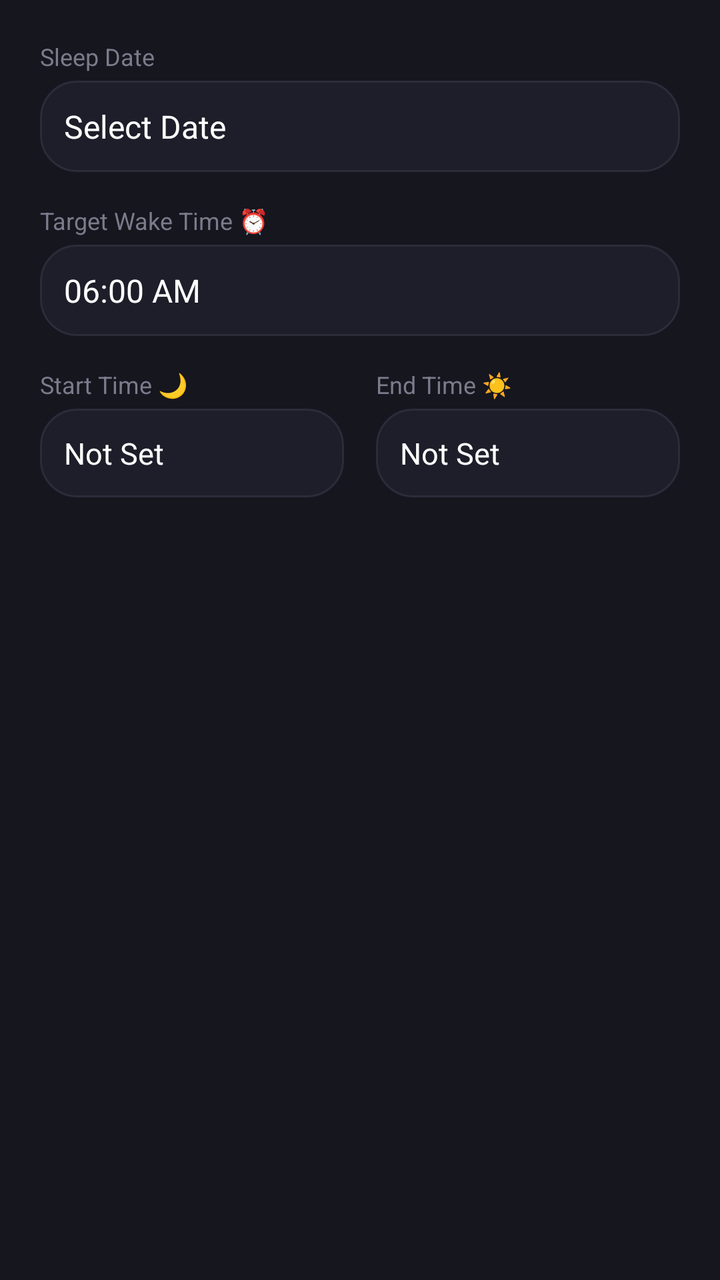
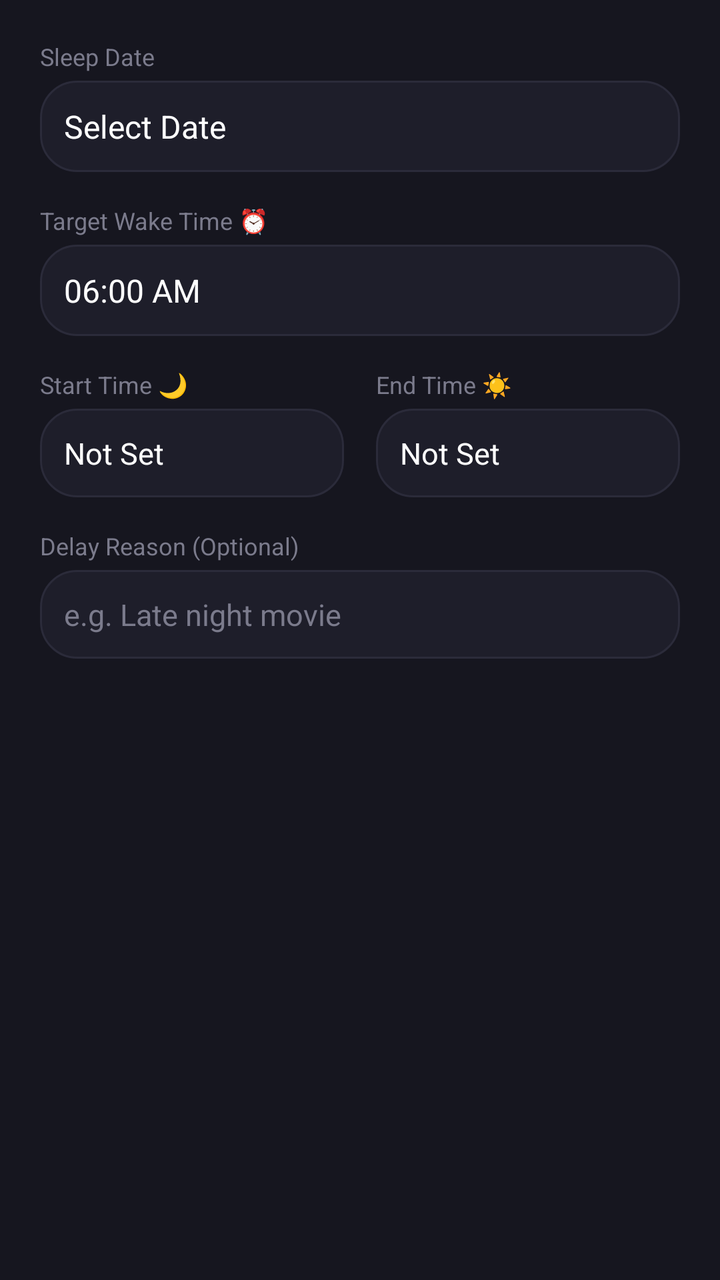

Screens rendered from an Android XML layout before and after an edit, with the pre-edit source and the edit as a unified diff.
<!-- AndroidManifest.xml: application theme Theme.PP -->
<!-- res/layout/dialog_sleep_entry.xml -->
<?xml version="1.0" encoding="utf-8"?>
<LinearLayout xmlns:android="http://schemas.android.com/apk/res/android"
    android:layout_width="match_parent"
    android:layout_height="wrap_content"
    android:orientation="vertical"
    android:padding="20dp"
    android:background="@color/card_background">

    <TextView
        android:layout_width="wrap_content"
        android:layout_height="wrap_content"
        android:text="Sleep Date"
        android:textColor="@color/text_muted"
        android:textSize="12sp" />

    <TextView
        android:id="@+id/tvSleepDate"
        android:layout_width="match_parent"
        android:layout_height="wrap_content"
        android:layout_marginTop="4dp"
        android:background="@drawable/bg_neon_dropdown"
        android:padding="12dp"
        android:text="Select Date"
        android:textColor="@color/text_primary"
        android:textSize="16sp" />

    <TextView
        android:layout_width="wrap_content"
        android:layout_height="wrap_content"
        android:layout_marginTop="16dp"
        android:text="Target Wake Time ⏰"
        android:textColor="@color/text_muted"
        android:textSize="12sp" />

    <TextView
        android:id="@+id/tvTargetWakeTime"
        android:layout_width="match_parent"
        android:layout_height="wrap_content"
        android:layout_marginTop="4dp"
        android:background="@drawable/bg_neon_dropdown"
        android:padding="12dp"
        android:text="06:00 AM"
        android:textColor="@color/text_primary"
        android:textSize="16sp" />

    <LinearLayout
        android:layout_width="match_parent"
        android:layout_height="wrap_content"
        android:layout_marginTop="16dp"
        android:orientation="horizontal"
        android:baselineAligned="false">

        <LinearLayout
            android:layout_width="0dp"
            android:layout_height="wrap_content"
            android:layout_weight="1"
            android:layout_marginEnd="8dp"
            android:orientation="vertical">

            <TextView
                android:layout_width="wrap_content"
                android:layout_height="wrap_content"
                android:text="Start Time 🌙"
                android:textColor="@color/text_muted"
                android:textSize="12sp" />

            <TextView
                android:id="@+id/tvStartTime"
                android:layout_width="match_parent"
                android:layout_height="wrap_content"
                android:layout_marginTop="4dp"
                android:background="@drawable/bg_neon_dropdown"
                android:padding="12dp"
                android:text="Not Set"
                android:textColor="@color/text_primary"
                android:textSize="15sp" />
        </LinearLayout>

        <LinearLayout
            android:layout_width="0dp"
            android:layout_height="wrap_content"
            android:layout_weight="1"
            android:layout_marginStart="8dp"
            android:orientation="vertical">

            <TextView
                android:layout_width="wrap_content"
                android:layout_height="wrap_content"
                android:text="End Time ☀️"
                android:textColor="@color/text_muted"
                android:textSize="12sp" />

            <TextView
                android:id="@+id/tvEndTime"
                android:layout_width="match_parent"
                android:layout_height="wrap_content"
                android:layout_marginTop="4dp"
                android:background="@drawable/bg_neon_dropdown"
                android:padding="12dp"
                android:text="Not Set"
                android:textColor="@color/text_primary"
                android:textSize="15sp" />
        </LinearLayout>
    </LinearLayout>

</LinearLayout>
<!-- resources referenced by this layout -->
<resources>
  <color name="card_background">#16161F</color>
  <color name="text_muted">#7B7B8C</color>
  <color name="text_primary">#FFFFFF</color>
  <!-- drawable bg_neon_dropdown (drawable) -->
  <?xml version="1.0" encoding="utf-8"?>
  <shape xmlns:android="http://schemas.android.com/apk/res/android"
      android:shape="rectangle">
      <solid android:color="@color/elevated_surface" />
      <corners android:radius="18dp" />
      <stroke
          android:width="1dp"
          android:color="@color/border_color" />
      <padding
          android:left="4dp"
          android:right="4dp"
          android:top="4dp"
          android:bottom="4dp" />
  </shape>
  <style name="Theme.PP" parent="Theme.MaterialComponents.DayNight.NoActionBar">
          
          <item name="colorPrimary">@color/accent_purple</item>
          <item name="colorPrimaryVariant">@color/selected_date_bg</item>
          <item name="colorOnPrimary">@color/white</item>
          
          <item name="colorSecondary">@color/accent_pink</item>
          <item name="colorSecondaryVariant">@color/accent_pink</item>
          <item name="colorOnSecondary">@color/black</item>
          
          <item name="android:statusBarColor">@color/background</item>
          
      </style>
  <color name="elevated_surface">#1E1E2A</color>
  <color name="border_color">#2B2B3A</color>
  <color name="accent_purple">#A855F7</color>
  <color name="selected_date_bg">#9333EA</color>
  <color name="white">#FFFFFFFF</color>
  <color name="accent_pink">#EC4899</color>
  <color name="black">#FF000000</color>
  <color name="background">#0D0D12</color>
</resources>

<!-- the commit's change to res/layout/dialog_sleep_entry.xml (unified diff, before → after) -->
@@ -103,4 +103,25 @@
         </LinearLayout>
     </LinearLayout>
 
+    <TextView
+        android:layout_width="wrap_content"
+        android:layout_height="wrap_content"
+        android:layout_marginTop="16dp"
+        android:text="Delay Reason (Optional)"
+        android:textColor="@color/text_muted"
+        android:textSize="12sp" />
+
+    <EditText
+        android:id="@+id/etDelayReason"
+        android:layout_width="match_parent"
+        android:layout_height="wrap_content"
+        android:layout_marginTop="4dp"
+        android:background="@drawable/bg_neon_dropdown"
+        android:padding="12dp"
+        android:hint="e.g. Late night movie"
+        android:textColorHint="@color/text_muted"
+        android:textColor="@color/text_primary"
+        android:textSize="15sp"
+        android:inputType="textCapSentences" />
+
 </LinearLayout>
